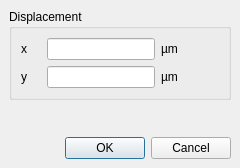
The window that src/layui/layui/MoveOptionsDialog.ui (KLayout/klayout) describes before a commit, drawn with Qt 5.
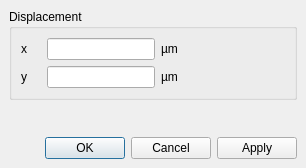
The same window after the commit.

Commit message: 'Apply' buttons and persistency of values for Layout+Selection 'move to', 'scale' and 'rotate by angle'

What changed in the file:
```diff
--- a/src/layui/layui/MoveOptionsDialog.ui
+++ b/src/layui/layui/MoveOptionsDialog.ui
@@ -6,7 +6,7 @@
    <rect>
     <x>0</x>
     <y>0</y>
-    <width>240</width>
+    <width>306</width>
     <height>168</height>
    </rect>
   </property>
@@ -105,7 +105,7 @@
       <enum>Qt::Horizontal</enum>
      </property>
      <property name="standardButtons">
-      <set>QDialogButtonBox::Cancel|QDialogButtonBox::Ok</set>
+      <set>QDialogButtonBox::Apply|QDialogButtonBox::Cancel|QDialogButtonBox::Ok</set>
      </property>
     </widget>
    </item>
```
The commit also changes 6 other files.
